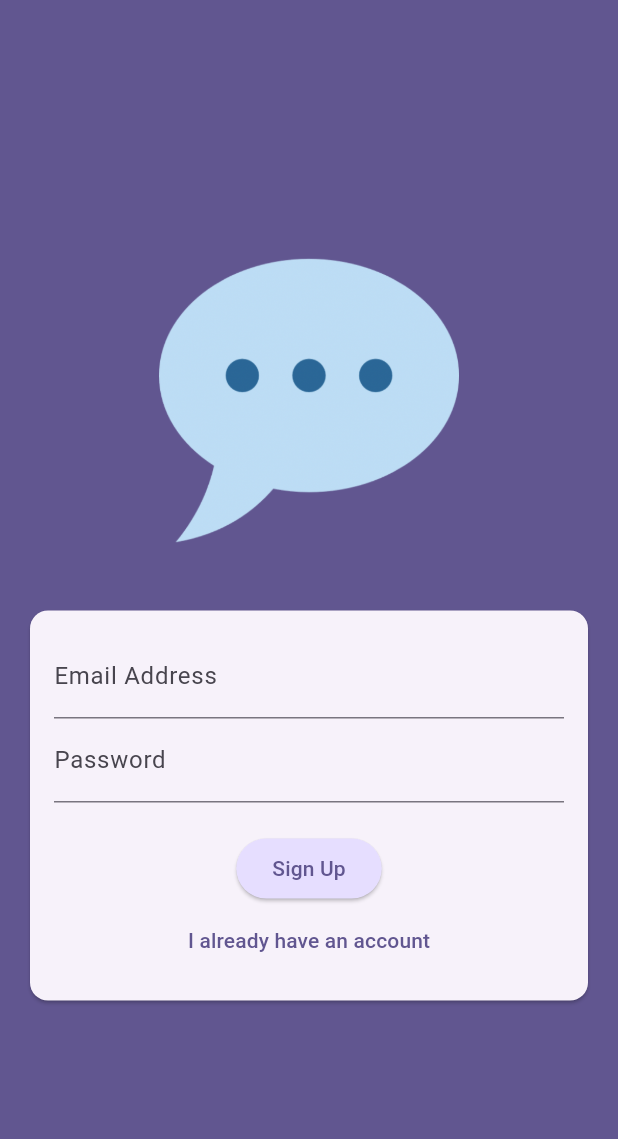
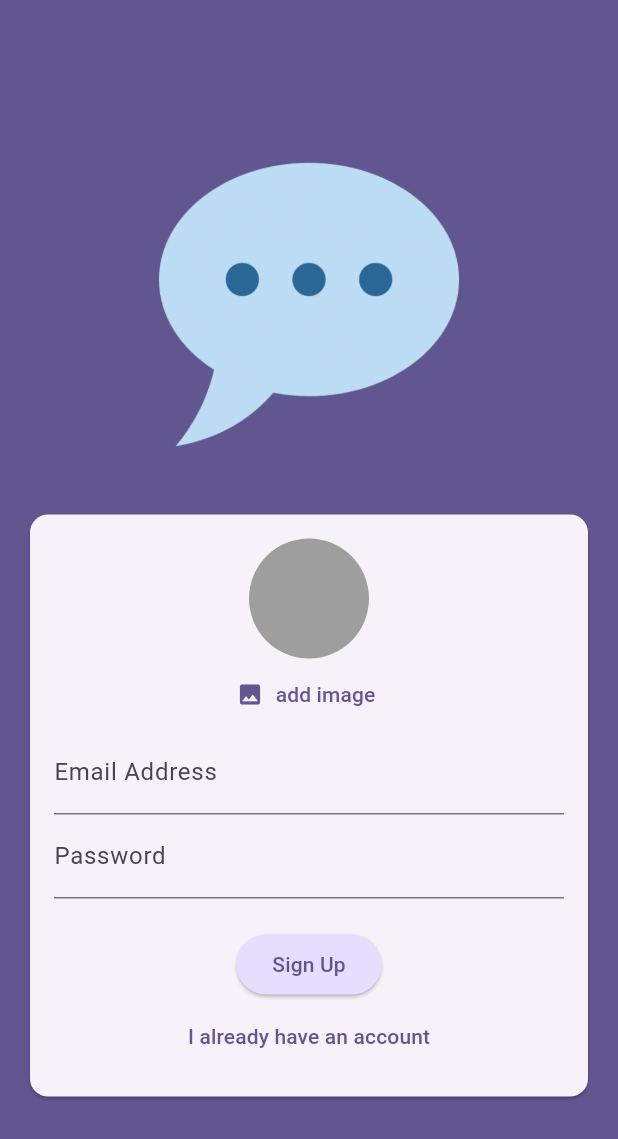
Before and after one commit to apipkurniawan/chat_app, a Flutter app: the screen it shows after launch, on a phone screen of 412 x 824 dp. Shown: the top 1139 px of the screen. Run offline on Flutter 3.47's test engine with Material 3 defaults, Android fonts, the phone set to English and light mode, and no system bars; our stand-ins replace firebase_auth, firebase_core, image_picker; accounts and stored records are empty.

Commit message:
pick image

```diff
--- a/lib/screens/auth.dart
+++ b/lib/screens/auth.dart
@@ -1,5 +1,9 @@
+import 'dart:io';
+
+import 'package:flutter/material.dart';
 import 'package:firebase_auth/firebase_auth.dart';
-import 'package:flutter/material.dart';
+
+import 'package:chat_app/widgets/user_image_picker.dart';
 
 final _firebase = FirebaseAuth.instance;
 
@@ -17,13 +21,20 @@ class _AuthScreenState extends State<AuthScreen> {
   var _enteredEmail = "";
   var _enteredPassword = "";
   bool _isLogin = false;
+  File? _selectedImage;
+
+  void _setPickedImage(File pickedImage) {
+    _selectedImage = pickedImage;
+  }
 
   void _submit() async {
     final isValid = _formKey.currentState!.validate();
 
-    if (isValid) {
-      _formKey.currentState!.save();
+    if (!isValid || !_isLogin && _selectedImage == null) {
+      return;
     }
+
+    _formKey.currentState!.save();
 
     try {
       if (_isLogin) {
@@ -72,6 +83,8 @@ class _AuthScreenState extends State<AuthScreen> {
                         child: Column(
                           mainAxisSize: MainAxisSize.min,
                           children: [
+                            if (!_isLogin)
+                              UserImagePicker(onPickedImage: _setPickedImage),
                             TextFormField(
                               decoration: const InputDecoration(
                                   labelText: "Email Address"),
--- a/lib/screens/chat.dart
+++ b/lib/screens/chat.dart
@@ -1,5 +1,5 @@
+import 'package:flutter/material.dart';
 import 'package:firebase_auth/firebase_auth.dart';
-import 'package:flutter/material.dart';
 
 class ChatScreen extends StatelessWidget {
   const ChatScreen({super.key});
--- /dev/null
+++ b/lib/widgets/user_image_picker.dart
@@ -0,0 +1,56 @@
+import 'dart:io';
+
+import 'package:flutter/material.dart';
+import 'package:image_picker/image_picker.dart';
+
+class UserImagePicker extends StatefulWidget {
+  const UserImagePicker({super.key, required this.onPickedImage});
+
+  final void Function(File pickedImage) onPickedImage;
+
+  @override
+  State<UserImagePicker> createState() => _UserImagePickerState();
+}
+
+class _UserImagePickerState extends State<UserImagePicker> {
+  File? _pickedImagefile;
+
+  void _pickImage() async {
+    final pickedImage = await ImagePicker().pickImage(
+      source: ImageSource.camera,
+      imageQuality: 50,
+      maxWidth: 150,
+    );
+
+    if (pickedImage == null) {
+      return;
+    }
+
+    setState(() {
+      _pickedImagefile = File(pickedImage.path);
+    });
+    widget.onPickedImage(_pickedImagefile!);
+  }
+
+  @override
+  Widget build(BuildContext context) {
+    return Column(
+      children: [
+        CircleAvatar(
+          radius: 40,
+          backgroundColor: Colors.grey,
+          foregroundImage:
+              _pickedImagefile != null ? FileImage(_pickedImagefile!) : null,
+        ),
+        TextButton.icon(
+          onPressed: _pickImage,
+          icon: const Icon(Icons.image),
+          label: Text(
+            'add image',
+            style: TextStyle(color: Theme.of(context).colorScheme.primary),
+          ),
+        )
+      ],
+    );
+  }
+}
--- a/pubspec.yaml
+++ b/pubspec.yaml
@@ -36,6 +36,8 @@ dependencies:
   cupertino_icons: ^1.0.2
   firebase_core: ^2.24.2
   firebase_auth: ^4.16.0
+  firebase_storage: ^11.6.0
+  image_picker: ^1.0.7
 
 dev_dependencies:
   flutter_test:
```
Also changed, not shown: lib/main.dart (+5 -5 lines), pubspec.lock, 5 other files.
